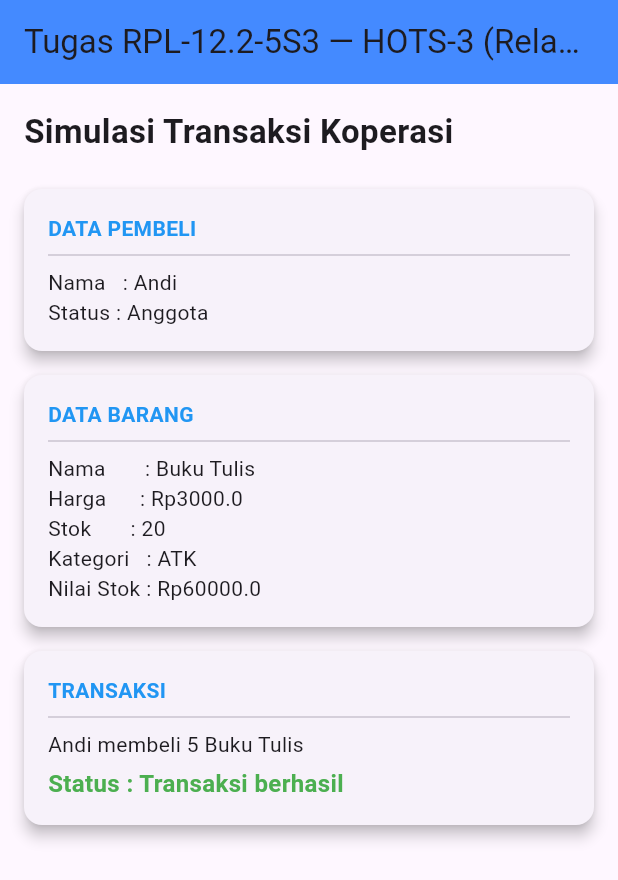
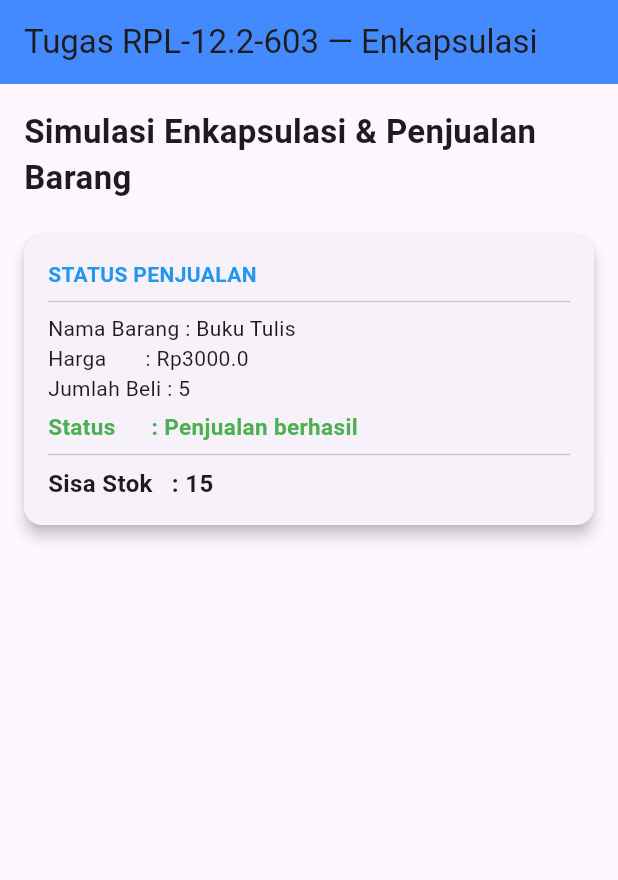
Before and after one commit to nandaridhoalfaroby-ui/project01_25, a Flutter app: the screen it shows after launch, on a phone screen of 412 x 824 dp. Shown: the top 880 px of the screen. Run offline on Flutter 3.47's test engine with Material 3 defaults, Android fonts, the phone set to English and light mode, and no system bars.

Commit message:
Justifikasi enkapsulasi stok

```diff
--- a/lib/main.dart
+++ b/lib/main.dart
@@ -1,57 +1,40 @@
 import 'package:flutter/material.dart';
 
-// Definisi Class Barang
+// Definisi Class dengan Enkapsulasi
 class Barang {
   String nama;
   double harga;
-  int stok;
+  int _stok; // Variabel private menggunakan underscore (_)
   String kategori;
 
   Barang(
     this.nama,
     this.harga,
-    this.stok,
+    this._stok,
     this.kategori,
   );
 
-  double nilaiStok() {
-    return harga * stok;
+  // Getter untuk membaca nilai _stok dari luar class tanpa bisa mengubahnya langsung
+  int get stok {
+    return _stok;
   }
 
-  bool bisaDijual(int diminta) {
-    return stok >= diminta;
+  // Method jual untuk mengubah stok secara aman dengan validasi
+  bool jual(int n) {
+    if (_stok >= n) {
+      _stok -= n;
+      return true;
+    }
+    return false;
   }
 
   void tampilkan() {
-    print("===== DATA BARANG =====");
-    print("Nama       : $nama");
-    print("Harga      : Rp$harga");
-    print("Stok       : $stok");
-    print("Kategori   : $kategori");
-    print("Nilai Stok : Rp${nilaiStok()}");
-    print("=======================");
-  }
-}
-
-// Definisi Class Pembeli
-class Pembeli {
-  String nama;
-  bool statusAnggota;
-
-  Pembeli(
-    this.nama,
-    this.statusAnggota,
-  );
-
-  void tampilkan() {
-    print("===== DATA PEMBELI =====");
-    print("Nama   : $nama");
-    if (statusAnggota) {
-      print("Status : Anggota");
-    } else {
-      print("Status : Umum");
-    }
-    print("========================");
+    print("====================");
+    print("Nama     : $nama");
+    print("Harga    : Rp$harga");
+    print("Stok     : $stok");
+    print("Kategori : $kategori");
+    print("====================");
   }
 }
 
@@ -63,54 +46,49 @@ void main() {
     "ATK",
   );
 
-  Pembeli pembeli = Pembeli(
-    "Andi",
-    true,
-  );
+  print("=== SEBELUM PENJUALAN ===");
+  buku.tampilkan();
+  print("");
 
-  pembeli.tampilkan();
-  buku.tampilkan();
+  int jumlahBeli = 5;
+  bool statusPenjualan = buku.jual(jumlahBeli);
 
-  int jumlah = 5;
+  if (statusPenjualan) {
+    print("Penjualan berhasil");
+  } else {
+    print("Stok tidak cukup");
+  }
 
   print("");
-  print("===== TRANSAKSI =====");
-  print("${pembeli.nama} membeli $jumlah ${buku.nama}");
-
-  if (buku.bisaDijual(jumlah)) {
-    print("Transaksi berhasil");
-  } else {
-    print("Stok tidak mencukupi");
-  }
+  print("=== SESUDAH PENJUALAN ===");
+  buku.tampilkan();
 
   runApp(MyApp(
     buku: buku,
-    pembeli: pembeli,
-    jumlah: jumlah,
+    jumlahBeli: jumlahBeli,
+    statusPenjualan: statusPenjualan,
   ));
 }
 
 class MyApp extends StatelessWidget {
   final Barang buku;
-  final Pembeli pembeli;
-  final int jumlah;
+  final int jumlahBeli;
+  final bool statusPenjualan;
 
   const MyApp({
     super.key,
     required this.buku,
-    required this.pembeli,
-    required this.jumlah,
+    required this.jumlahBeli,
+    required this.statusPenjualan,
   });
 
   @override
   Widget build(BuildContext context) {
-    bool statusTransaksi = buku.bisaDijual(jumlah);
-
     return MaterialApp(
       debugShowCheckedModeBanner: false,
       home: Scaffold(
         appBar: AppBar(
-          title: const Text('Tugas RPL-12.2-5S3 — HOTS-3 (Relasi Pembeli & Barang)'),
+          title: const Text('Tugas RPL-12.2-603 — Enkapsulasi'),
           backgroundColor: Colors.blueAccent,
         ),
         body: Padding(
@@ -118,11 +96,10 @@ class MyApp extends StatelessWidget {
           child: ListView(
             children: [
               const Text(
-                "Simulasi Transaksi Koperasi",
+                "Simulasi Enkapsulasi & Penjualan Barang",
                 style: TextStyle(fontSize: 22, fontWeight: FontWeight.bold),
               ),
               const SizedBox(height: 15),
-              // Card Data Pembeli
               Card(
                 elevation: 4,
                 margin: const EdgeInsets.symmetric(vertical: 8),
@@ -132,62 +109,30 @@ class MyApp extends StatelessWidget {
                     crossAxisAlignment: CrossAxisAlignment.start,
                     children: [
                       const Text(
-                        "DATA PEMBELI",
-                        style: TextStyle(fontWeight: FontWeight.bold, color: Colors.blue),
+                        "STATUS PENJUALAN",
+                        style: TextStyle(
+                            fontWeight: FontWeight.bold, color: Colors.blue),
                       ),
                       const Divider(),
-                      Text("Nama   : ${pembeli.nama}"),
-                      Text("Status : ${pembeli.statusAnggota ? 'Anggota' : 'Umum'}"),
-                    ],
-                  ),
-                ),
-              ),
-              // Card Data Barang
-              Card(
-                elevation: 4,
-                margin: const EdgeInsets.symmetric(vertical: 8),
-                child: Padding(
-                  padding: const EdgeInsets.all(16),
-                  child: Column(
-                    crossAxisAlignment: CrossAxisAlignment.start,
-                    children: [
-                      const Text(
-                        "DATA BARANG",
-                        style: TextStyle(fontWeight: FontWeight.bold, color: Colors.blue),
+                      Text("Nama Barang : ${buku.nama}"),
+                      Text("Harga       : Rp${buku.harga}"),
+                      Text("Jumlah Beli : $jumlahBeli"),
+                      const SizedBox(height: 5),
+                      Text(
+                        statusPenjualan
+                            ? "Status      : Penjualan berhasil"
+                            : "Status      : Stok tidak cukup",
+                        style: TextStyle(
+                          fontWeight: FontWeight.bold,
+                          color: statusPenjualan ? Colors.green : Colors.red,
+                          fontSize: 15,
+                        ),
                       ),
                       const Divider(),
-                      Text("Nama       : ${buku.nama}"),
-                      Text("Harga      : Rp${buku.harga}"),
-                      Text("Stok       : ${buku.stok}"),
-                      Text("Kategori   : ${buku.kategori}"),
-                      Text("Nilai Stok : Rp${buku.nilaiStok()}"),
-                    ],
-                  ),
-                ),
-              ),
-              // Card Simulasi Transaksi
-              Card(
-                elevation: 4,
-                margin: const EdgeInsets.symmetric(vertical: 8),
-                child: Padding(
-                  padding: const EdgeInsets.all(16),
-                  child: Column(
-                    crossAxisAlignment: CrossAxisAlignment.start,
-                    children: [
-                      const Text(
-                        "TRANSAKSI",
-                        style: TextStyle(fontWeight: FontWeight.bold, color: Colors.blue),
-                      ),
-                      const Divider(),
-                      Text("${pembeli.nama} membeli $jumlah ${buku.nama}"),
-                      const SizedBox(height: 5),
                       Text(
-                        statusTransaksi
-                            ? "Status : Transaksi berhasil"
-                            : "Status : Stok tidak mencukupi",
-                        style: TextStyle(
+                        "Sisa Stok   : ${buku.stok}",
+                        style: const TextStyle(
                           fontWeight: FontWeight.bold,
-                          color: statusTransaksi ? Colors.green : Colors.red,
                           fontSize: 16,
                         ),
                       ),
@@ -203,9 +148,8 @@ class MyApp extends StatelessWidget {
   }
 }
 
-// Relasi yang wajar antara Pembeli dan Barang adalah association (asosiasi),
-// yaitu Pembeli melakukan transaksi untuk membeli Barang. Satu pembeli dapat
-// membeli banyak barang, dan satu jenis barang dapat dibeli oleh banyak
-// pembeli pada transaksi yang berbeda. Oleh karena itu, kedua objek saling
-// berhubungan melalui proses transaksi, tetapi masing-masing tetap dapat
-// berdiri sendiri.
+// Melindungi variabel _stok penting untuk menjaga integritas data koperasi
+// karena stok tidak dapat diubah secara langsung dari luar class. Perubahan
+// stok hanya dapat dilakukan melalui method jual(), sehingga setiap transaksi
+// dapat divalidasi terlebih dahulu agar stok tidak menjadi negatif atau tidak
+// sesuai dengan kondisi sebenarnya.
```
Also changed, not shown: 1 other file.
